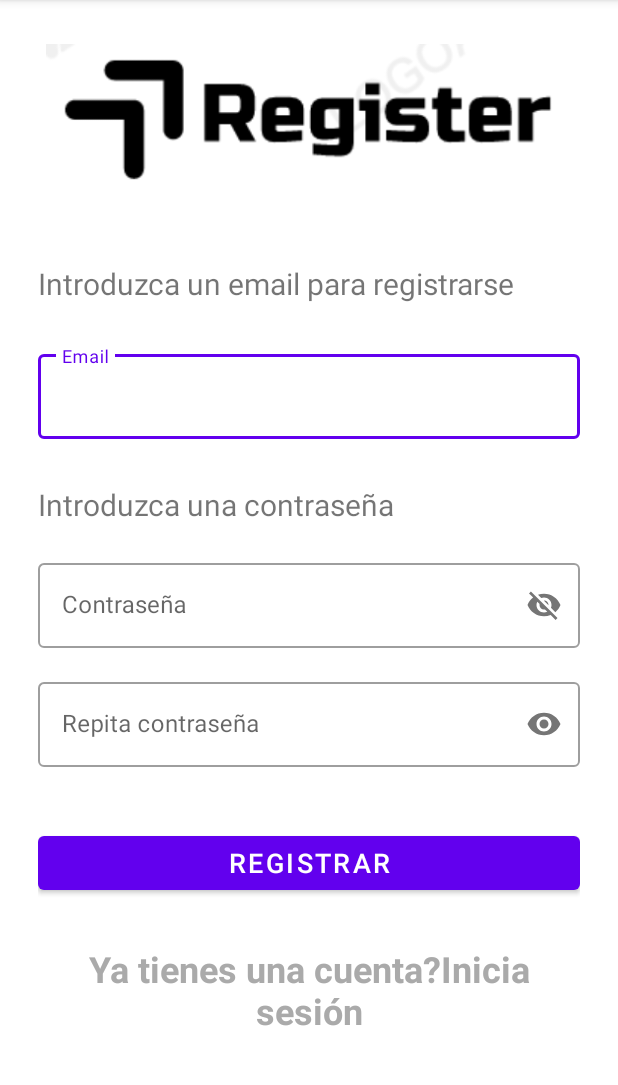
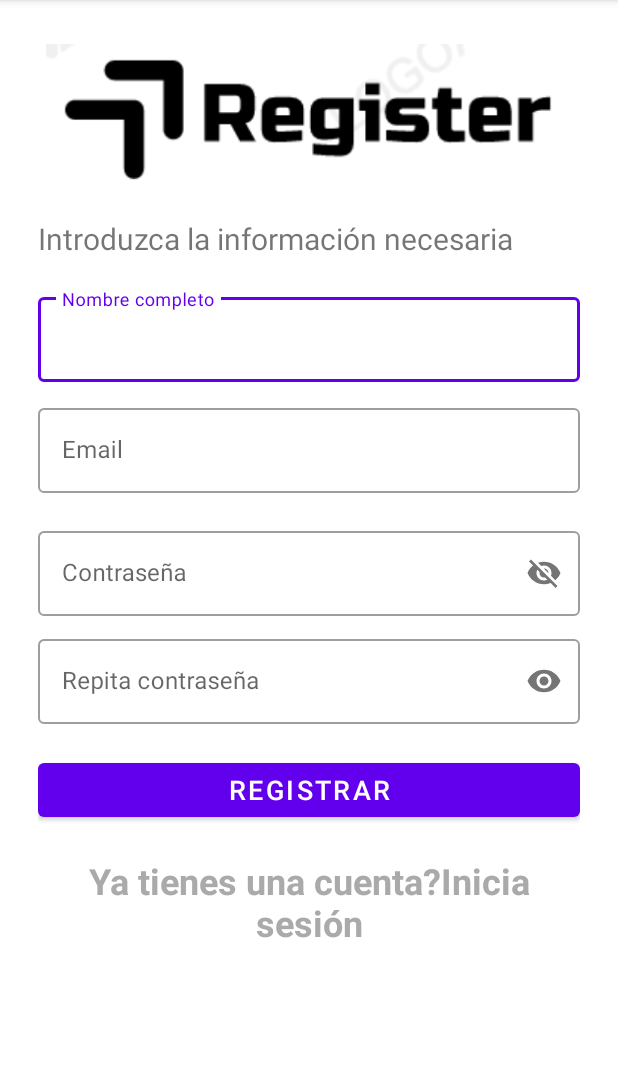
Before and after one commit to pris1998/Proyecto_Final_FCT, an Android app: the LoginActivity screen opened directly, with no data from a screen before it, after a tap on "REGISTRAR", on a phone screen of 412 x 824 dp, the part 84-1169 px from its top. Run offline under Robolectric (Android 15) with nearby library versions, the phone set to English and light mode, and no system bars; our stand-ins replace Firebase (no records; nobody signed in at launch, a user with empty details on screens opened directly); 1 other tap on this screen came first.

Commit message:
Login y registro funcionamiento terminado .

```diff
--- a/app/build.gradle
+++ b/app/build.gradle
@@ -42,6 +42,7 @@ dependencies {
 
     implementation platform('com.google.firebase:firebase-bom:31.3.0')
     implementation 'com.google.firebase:firebase-analytics'
+    implementation 'com.google.android.gms:play-services-auth:20.5.0'
 
 
 }
--- a/app/src/main/java/com/example/proyecto/activities/LoginActivity.java
+++ b/app/src/main/java/com/example/proyecto/activities/LoginActivity.java
@@ -6,29 +6,34 @@ import androidx.appcompat.app.AppCompatActivity;
 import android.content.Intent;
 import android.os.Bundle;
 import android.util.Log;
+import android.util.Patterns;
 import android.view.View;
 import android.widget.Button;
 import android.widget.TextView;
 import android.widget.Toast;
 
 import com.example.proyecto.R;
+import com.google.android.gms.tasks.OnCompleteListener;
 import com.google.android.gms.tasks.OnFailureListener;
 import com.google.android.gms.tasks.OnSuccessListener;
+import com.google.android.gms.tasks.Task;
 import com.google.android.material.textfield.TextInputEditText;
 import com.google.android.material.textfield.TextInputLayout;
 import com.google.firebase.auth.AuthResult;
 import com.google.firebase.auth.FirebaseAuth;
 import com.google.firebase.auth.FirebaseUser;
 
+import java.util.regex.Pattern;
+
 public class LoginActivity extends AppCompatActivity {
     //Todo. Lo he creado statico para poder llamarlo en otras actividades
     //Todo. en vez de crear todo el tiempo uno nuevo (se llama RegisterActivity)
     public static FirebaseAuth auth = FirebaseAuth.getInstance();
     //TextViews
-    private TextInputLayout txtEmailUser;
-    private TextInputLayout txtPasswordUser;
+    private TextInputEditText txtEmailUser;
+    private TextInputEditText txtPasswordUser;
 
-    Button btnEntrar;
+    Button btnInicioSesion;
     Button btnRegistro;
 
     //Coge el usuario usado
@@ -36,64 +41,21 @@ public class LoginActivity extends AppCompatActivity {
     String email = "";
     String password = "";
 
-    int conteo  = 0;
-
-
     @Override
     protected void onCreate(Bundle savedInstanceState) {
         super.onCreate(savedInstanceState);
         setContentView(R.layout.activity_login);
         //Inicializacion de las variables
-        txtEmailUser = (TextInputLayout) findViewById(R.id.txtEmailUser);
-        btnEntrar = (Button) findViewById(R.id.btnEntrar);
+        txtEmailUser =  findViewById(R.id.txtEmailUser);
+        btnInicioSesion = (Button) findViewById(R.id.btnEntrar);
         btnRegistro = (Button) findViewById(R.id.btnRegistro);
-        txtPasswordUser =  (TextInputLayout) findViewById(R.id.txtPasswordUser);
+        txtPasswordUser = findViewById(R.id.txtPasswordUser);
 
 
-        btnEntrar.setOnClickListener(new View.OnClickListener() {
+        btnInicioSesion.setOnClickListener(new View.OnClickListener() {
             @Override
             public void onClick(View v) {
-                email = String.valueOf(txtEmailUser.getPrefixTextView());
-                password = String.valueOf(txtPasswordUser.getPrefixTextView());
-
-                if (!email.isEmpty() && !password.isEmpty()) {
-
-                    //Si no estan vacios los rellena y los crea
-                    auth.signInWithEmailAndPassword(email, password).addOnSuccessListener(new OnSuccessListener<AuthResult>() {
-                        @Override
-                        public void onSuccess(AuthResult authResult) {
-                            user = auth.getCurrentUser();
-                            if(user.isEmailVerified()){
-                                myToast("Sesión iniciada");
-                                //Si no están vacíos , dirige al usuario a la pantalla de "Elegir el usuario"
-                                Intent intent = new Intent(LoginActivity.this,ChooseUserActivity.class );
-                                //alias al intent
-                                //Si quiero poner bienvendio no se q lo añado donde pone mensaje eso "Bienvendio" + el email
-                                intent.putExtra("Login","mensaje");
-                                startActivity(intent);
-                            }else{
-                                myToast("No está verificado, debe registrarse");
-                            }
-
-                        }
-                    }).addOnFailureListener(new OnFailureListener() {
-                        @Override
-                        public void onFailure(@NonNull Exception e) {
-                            myToast("Las credenciales no son correctas");
-                            conteo++;
-                            if(conteo >= 3){
-                               myToast("Te has equivocado , reseteo de contraseña");
-                                //recordar contraseña
-                                auth.sendPasswordResetEmail("Contraseña reseteada");
-                                conteo = 0;
-                            }
-                        }
-                    });
-
-                }else{
-                    //Si es esta vacío los campos (email y contraseña)manda el mensaje "Debe completar los campos"
-                    Toast.makeText(LoginActivity.this, "Debe completar los campos",Toast.LENGTH_LONG).show();
-                }
+                validate();
             }
         });
 
@@ -112,5 +74,46 @@ public class LoginActivity extends AppCompatActivity {
         Toast.makeText(this,msg,Toast.LENGTH_LONG).show();
     }
 
+    //parte nueva
+    public void validate() {
+        email = txtEmailUser.getText().toString().trim();
+        password = txtPasswordUser.getText().toString().trim();
 
-}
+        if (email.isEmpty() || !Patterns.EMAIL_ADDRESS.matcher(email).matches()) {
+            txtEmailUser.setError("Correo inválido");
+            return;
+        } else {
+            txtEmailUser.setError(null);
+        }
+
+        if (password.isEmpty() || password.length() < 8) {
+            txtPasswordUser.setError("Se necesitan 8 caracteres");
+            return;
+            //tiene q contener unnúmero la contraseña pero no me funciona asi q nada
+        } else if (!Pattern.compile("[0-9]").matcher(password).find()) {
+            txtPasswordUser.setError("Introduzca algún número");
+            return;
+        }else{
+            txtPasswordUser.setError(null);
+        }
+
+        iniciarSesion(email,password);
+    }
+
+    public void iniciarSesion(String email, String password){
+        auth.signInWithEmailAndPassword(email,password)
+                .addOnCompleteListener(this, new OnCompleteListener<AuthResult>() {
+                    @Override
+                    public void onComplete(@NonNull Task<AuthResult> task) {
+                        if (task.isSuccessful()) {
+                            Intent intent = new Intent(LoginActivity.this,ChooseUserActivity.class );
+                            startActivity(intent);
+                            finish();
+                        }else{
+                            myToast("Las credenciales no son correctas, inténtelo de nuevo");
+                        }
+                    }
+                });
+     }
+
+    }
--- a/app/src/main/res/layout/activity_register.xml
+++ b/app/src/main/res/layout/activity_register.xml
@@ -19,87 +19,99 @@
         android:id="@+id/txtVEmailR"
         android:layout_width="wrap_content"
         android:layout_height="wrap_content"
-        android:text="Introduzca un email para registrarse"
+        android:text="Introduzca la información necesaria "
         android:textSize="20sp"
-        android:layout_marginTop="50dp" />
+        android:layout_marginTop="20dp" />
 
     <LinearLayout
         android:layout_width="match_parent"
-        android:layout_height="wrap_content"
-        android:orientation="vertical"
-        android:layout_marginTop="28dp"
-        android:layout_marginBottom="20dp">
+        android:layout_height="491dp"
+        android:layout_marginTop="20dp"
+        android:layout_marginBottom="50dp"
+        android:orientation="vertical">
 
         <com.google.android.material.textfield.TextInputLayout
+            android:id="@+id/txtNameUser"
+            style="@style/Widget.MaterialComponents.TextInputLayout.OutlinedBox"
             android:layout_width="match_parent"
             android:layout_height="wrap_content"
-            android:id="@+id/txtEEmail"
-            android:hint="Email"
             android:layout_marginBottom="12dp"
-            style="@style/Widget.MaterialComponents.TextInputLayout.OutlinedBox">
+            android:hint="Nombre completo">
+
             <com.google.android.material.textfield.TextInputEditText
                 android:layout_width="match_parent"
-                android:layout_height="wrap_content"/>
+                android:layout_height="wrap_content" />
         </com.google.android.material.textfield.TextInputLayout>
-        <TextView
-            android:id="@+id/txtPasswordReg"
-            android:layout_width="wrap_content"
-            android:layout_height="wrap_content"
-            android:text="Introduzca una contraseña "
-            android:textSize="20sp"
-            android:layout_marginTop="18dp" />
+
         <com.google.android.material.textfield.TextInputLayout
+            android:id="@+id/registertxtEEmail"
+            style="@style/Widget.MaterialComponents.TextInputLayout.OutlinedBox"
             android:layout_width="match_parent"
             android:layout_height="wrap_content"
-            android:id="@+id/txtEPassword"
-            android:hint="Contraseña"
-            android:layout_marginTop="20dp"
-            android:layout_marginBottom="17dp"
-            app:passwordToggleEnabled="true"
-            android:inputType="textPassword"
-            style="@style/Widget.MaterialComponents.TextInputLayout.OutlinedBox">
+            android:layout_marginBottom="10dp"
+            android:hint="Email">
+
             <com.google.android.material.textfield.TextInputEditText
                 android:layout_width="match_parent"
-                android:layout_height="wrap_content"/>
+                android:layout_height="wrap_content"
+                android:id="@+id/txtEEmail" />
+        </com.google.android.material.textfield.TextInputLayout>
 
+        <com.google.android.material.textfield.TextInputLayout
+            android:id="@+id/registertxtEPassword"
+            style="@style/Widget.MaterialComponents.TextInputLayout.OutlinedBox"
+            android:layout_width="match_parent"
+            android:layout_height="wrap_content"
+            android:layout_marginTop="10dp"
+            android:layout_marginBottom="10dp"
+            android:hint="Contraseña"
+            android:inputType="textPassword"
+            app:passwordToggleEnabled="true">
+
+            <com.google.android.material.textfield.TextInputEditText
+                android:layout_width="match_parent"
+                android:layout_height="wrap_content"
+                android:id="@+id/txtEPassword" />
 
         </com.google.android.material.textfield.TextInputLayout>
 
         <com.google.android.material.textfield.TextInputLayout
+            android:id="@+id/registerconfirmarPassword"
+            style="@style/Widget.MaterialComponents.TextInputLayout.OutlinedBox"
             android:layout_width="match_parent"
             android:layout_height="wrap_content"
-            android:id="@+id/confirmarPassword"
             android:hint="Repita contraseña"
-            app:passwordToggleEnabled="true"
-            style="@style/Widget.MaterialComponents.TextInputLayout.OutlinedBox">
+            app:passwordToggleEnabled="true">
+
             <com.google.android.material.textfield.TextInputEditText
                 android:layout_width="match_parent"
                 android:layout_height="wrap_content"
-                android:inputType="textPassword"/>
+                android:inputType="textPassword"
+                android:id="@+id/confirmarPassword"/>
         </com.google.android.material.textfield.TextInputLayout>
 
         <com.google.android.material.button.MaterialButton
             android:id="@+id/btnInicioS"
             android:layout_width="match_parent"
             android:layout_height="wrap_content"
+            android:layout_marginTop="20dp"
+            android:layout_marginBottom="20dp"
             android:text="Registrar"
-            android:textSize="18sp"
-            android:layout_marginTop="40dp"
-            android:layout_marginBottom="30dp"
-            />
+            android:textSize="18sp" />
+
         <TextView
             android:id="@+id/txtnewUser"
             android:layout_width="wrap_content"
             android:layout_height="wrap_content"
             android:layout_gravity="center"
-            android:textColor="@android:color/darker_gray"
-            android:textSize="24sp"
             android:clickable="true"
             android:focusable="true"
             android:minHeight="48dp"
-            android:textStyle="bold"
             android:text="Ya tienes una cuenta?Inicia sesión"
-            android:textAlignment="center"/>
+            android:textAlignment="center"
+            android:textColor="@android:color/darker_gray"
+            android:textSize="24sp"
+            android:textStyle="bold" />
 
     </LinearLayout>
 
--- a/app/src/main/res/values/strings.xml
+++ b/app/src/main/res/values/strings.xml
@@ -1,3 +1,4 @@
 <resources>
     <string name="app_name">Proyecto</string>
+     <string name="web_usuario_id">218138409504-id9j8pdmoo96ut1mbj0scjs2kpi7bohl.apps.googleusercontent.com</string>
 </resources>
```
Also changed, not shown: app/src/main/java/com/example/proyecto/activities/ChooseUserActivity.java (+28 -0 lines), app/src/main/java/com/example/proyecto/activities/PortadaActivity.java (+15 -3 lines), app/src/main/java/com/example/proyecto/activities/RegisterActivity.java (+70 -50 lines), app/src/main/res/layout/activity_choose_user.xml (+11 -0 lines), app/src/main/res/layout/activity_login.xml (+9 -6 lines).
